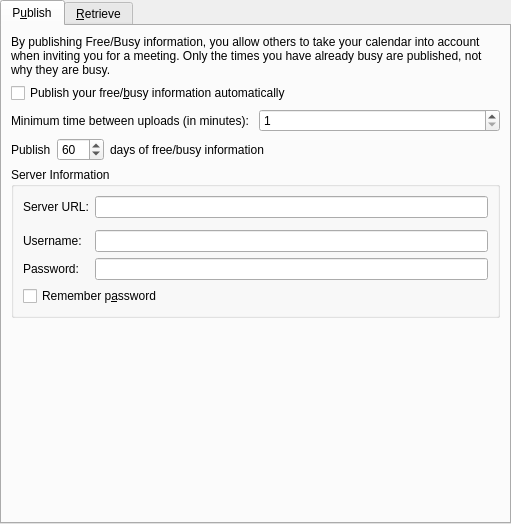
KDE/korganizer, file kogroupwareprefspage.ui: the form before one commit.
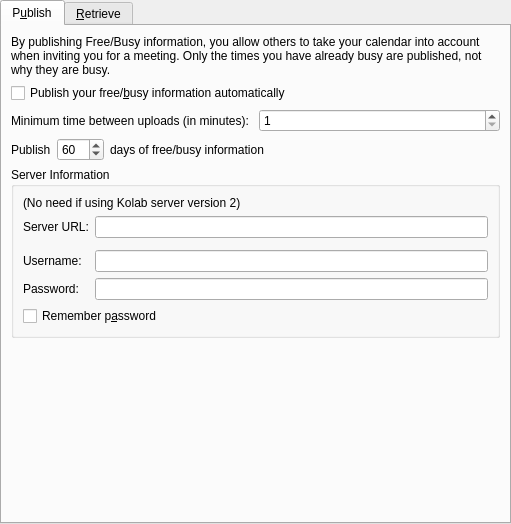
The form after the commit. The open tabs and pages were chosen to show the change. Custom widgets are drawn as their Qt base class.

Commit message: Fix 236092 (Not necessary to put info when we use kolab 2 ) BUG: 236092

The edit to the form file:
```diff
--- a/kogroupwareprefspage.ui
+++ b/kogroupwareprefspage.ui
@@ -165,10 +165,10 @@
           <property name="spacing">
            <number>6</number>
           </property>
-          <item row="1" column="0" colspan="2">
+          <item row="2" column="0" colspan="2">
            <widget class="Line" name="frame5"/>
           </item>
-          <item row="0" column="1">
+          <item row="1" column="1">
            <widget class="KLineEdit" name="publishUrl">
             <property name="enabled">
              <bool>true</bool>
@@ -179,7 +179,7 @@
             </property>
            </widget>
           </item>
-          <item row="3" column="1">
+          <item row="4" column="1">
            <widget class="KLineEdit" name="publishPassword">
             <property name="whatsThis">
              <string>Enter your groupware server login password here.</string>
@@ -189,7 +189,7 @@
             </property>
            </widget>
           </item>
-          <item row="3" column="0">
+          <item row="4" column="0">
            <widget class="QLabel" name="textLabel2">
             <property name="whatsThis">
              <string>Enter your groupware server login password here.</string>
@@ -202,7 +202,7 @@
             </property>
            </widget>
           </item>
-          <item row="2" column="0">
+          <item row="3" column="0">
            <widget class="QLabel" name="TextLabel6">
             <property name="whatsThis">
              <string>Enter the login information relative to your account on the server here.
@@ -217,7 +217,7 @@
             </property>
            </widget>
           </item>
-          <item row="2" column="1">
+          <item row="3" column="1">
            <widget class="KLineEdit" name="publishUser">
             <property name="minimumSize">
              <size>
@@ -232,7 +232,7 @@
             </property>
            </widget>
           </item>
-          <item row="4" column="0" colspan="2">
+          <item row="5" column="0" colspan="2">
            <widget class="QCheckBox" name="publishSavePassword">
             <property name="whatsThis">
              <string>Check this box to make KOrganizer remember your password and skip asking you each time it uploads your Free/Busy information, by storing it in the configuration file.
@@ -243,7 +243,7 @@
             </property>
            </widget>
           </item>
-          <item row="0" column="0">
+          <item row="1" column="0">
            <widget class="QLabel" name="TextLabel7">
             <property name="whatsThis">
              <string>Enter the URL for the server on which your Free/Busy information shall be published here.
@@ -257,6 +257,13 @@
             </property>
            </widget>
           </item>
+          <item row="0" column="0" colspan="2">
+           <widget class="QLabel" name="label">
+            <property name="text">
+             <string>(No need if using Kolab server version 2)</string>
+            </property>
+           </widget>
+          </item>
          </layout>
         </widget>
        </item>
```
